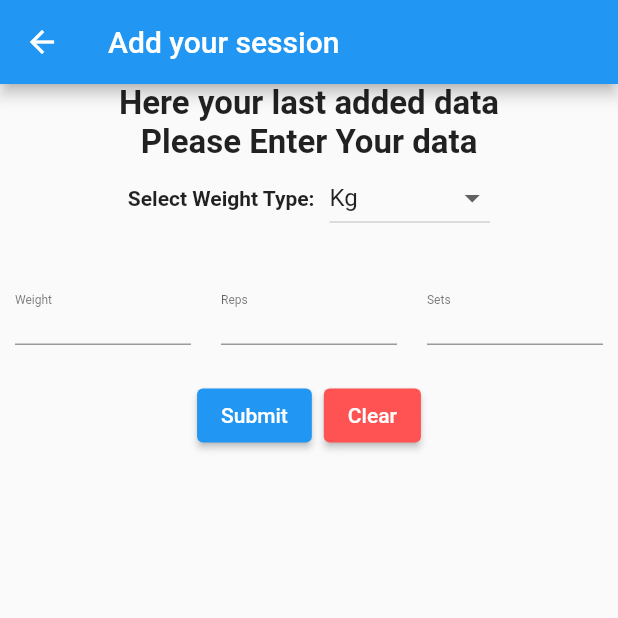
After one commit to souravlayek/fitness-tracker-personal, a Flutter app: the AddSession screen opened by its route, on a phone screen of 412 x 824 dp, the top half of it. The commit adds this screen. Run offline on Flutter 3.47's test engine with Material 2 defaults, Android fonts, the phone set to English and light mode, and no system bars; drawn by our look-alikes of velocity_x; our stand-ins replace firebase_core; accounts and stored records are empty.

Commit message:
added form to add basic data

```diff
--- /dev/null
+++ b/lib/components/smallWidgets/workout_input_form.dart
@@ -0,0 +1,99 @@
+import 'package:flutter/material.dart';
+import 'package:velocity_x/velocity_x.dart';
+import 'package:workout_tracker/data/workout.modal.dart';
+
+class WorkoutInputForm extends StatefulWidget {
+  final Function handleSubmit;
+  const WorkoutInputForm({Key? key, required this.handleSubmit})
+      : super(key: key);
+
+  @override
+  _WorkoutInputFormState createState() => _WorkoutInputFormState();
+}
+
+class _WorkoutInputFormState extends State<WorkoutInputForm> {
+  final GlobalKey<FormState> _formKey = GlobalKey<FormState>();
+  WeightType selectedWeight = WeightType.kg;
+  TextEditingController weight = TextEditingController();
+  TextEditingController reps = TextEditingController();
+  TextEditingController sets = TextEditingController();
+
+  void sendData() {
+    TrackingData trackingData = TrackingData(
+        weight: Weight(weight: int.parse(weight.text), type: selectedWeight),
+        reps: int.parse(reps.text),
+        sets: int.parse(sets.text));
+    widget.handleSubmit(trackingData);
+  }
+
+  @override
+  Widget build(BuildContext context) {
+    return SingleChildScrollView(
+      child: Form(
+        key: _formKey,
+        child: [
+          "Please Enter Your data".text.bold.size(22).makeCentered(),
+          [
+            "Select Weight Type:".text.semiBold.make(),
+            const SizedBox(
+              width: 10,
+            ),
+            DropdownButton<WeightType>(
+                value: selectedWeight,
+                items: WeightType.values.map((WeightType weightType) {
+                  return DropdownMenuItem<WeightType>(
+                      value: weightType,
+                      child: ((weightType.toString().split('.').elementAt(1))
+                          .text
+                          .capitalize
+                          .make()));
+                }).toList(),
+                onChanged: (x) {
+                  selectedWeight = x as WeightType;
+                })
+          ].row(),
+          [
+            Expanded(
+                child: TextFormField(
+              controller: weight,
+              decoration: InputDecoration(label: "Weight".text.size(8).make()),
+              keyboardType: TextInputType.number,
+            )),
+            const SizedBox(
+              width: 20,
+            ),
+            Expanded(
+                child: TextFormField(
+              controller: reps,
+              decoration: InputDecoration(label: "Reps".text.size(8).make()),
+              keyboardType: TextInputType.number,
+            )),
+            const SizedBox(
+              width: 20,
+            ),
+            Expanded(
+                child: TextFormField(
+              controller: sets,
+              decoration: InputDecoration(label: "Sets".text.size(8).make()),
+              keyboardType: TextInputType.number,
+            )),
+          ].row().pSymmetric(h: 10, v: 15),
+          ButtonBar(
+            alignment: MainAxisAlignment.center,
+            children: [
+              ElevatedButton(onPressed: sendData, child: "Submit".text.make()),
+              ElevatedButton(
+                  style: ButtonStyle(
+                      backgroundColor:
+                          MaterialStateProperty.all(Colors.redAccent)),
+                  onPressed: () {
+                    print("Cleared");
+                  },
+                  child: "Clear".text.make())
+            ],
+          )
+        ].column(),
+      ),
+    );
+  }
+}
--- a/lib/data/workout.modal.dart
+++ b/lib/data/workout.modal.dart
@@ -2,7 +2,7 @@ import 'dart:convert';
 
 import 'package:flutter/foundation.dart';
 
-enum WeightType { number, kg, pound }
+enum WeightType { number, kg, pound, bodyWeight }
 
 class WorkOut {
   final String id;
--- a/lib/main.dart
+++ b/lib/main.dart
@@ -1,5 +1,6 @@
 import 'package:firebase_core/firebase_core.dart';
 import 'package:flutter/material.dart';
+import 'package:workout_tracker/screens/addSession.dart';
 import 'package:workout_tracker/screens/details.dart';
 import 'package:workout_tracker/screens/homepage.dart';
 import 'package:workout_tracker/utils/routes.dart';
@@ -24,6 +25,7 @@ class MyApp extends StatelessWidget {
         "/": (context) => MyHomePage(),
         MyRoute.homeRoute: (context) => MyHomePage(),
         MyRoute.detailsRoute: (context) => DetailsPage(),
+        MyRoute.addSessionRoute: (context) => AddSession(),
       },
     );
   }
--- /dev/null
+++ b/lib/screens/addSession.dart
@@ -0,0 +1,43 @@
+import 'package:flutter/material.dart';
+import 'package:velocity_x/velocity_x.dart';
+import 'package:workout_tracker/components/pageWidgets/detailsPage/each_set_row.dart';
+import 'package:workout_tracker/components/smallWidgets/workout_input_form.dart';
+import 'package:workout_tracker/data/workout.modal.dart';
+import 'package:workout_tracker/utils/helperFunction.dart';
+
+class AddSession extends StatefulWidget {
+  const AddSession({Key? key}) : super(key: key);
+
+  @override
+  State<AddSession> createState() => _AddSessionState();
+}
+
+class _AddSessionState extends State<AddSession> {
+  List<TrackingData> trackingDatas = [];
+  @override
+  Widget build(BuildContext context) {
+    return Scaffold(
+      appBar: AppBar(
+        title: "Add your session".text.make(),
+      ),
+      body: Column(
+        children: [
+          [
+            "Here your last added data".text.bold.size(22).makeCentered(),
+            ...trackingDatas
+                .map((e) => EachSetRow(
+                    weightTaken: getWeightTakenWithUnit(e),
+                    reps: e.reps.toString(),
+                    sets: e.sets.toString()))
+                .toList(),
+          ].column(),
+          WorkoutInputForm(
+            handleSubmit: (TrackingData data) {
+              print(data.toString());
+            },
+          )
+        ],
+      ),
+    );
+  }
+}
--- a/lib/screens/details.dart
+++ b/lib/screens/details.dart
@@ -3,6 +3,7 @@ import 'package:velocity_x/velocity_x.dart';
 import 'package:workout_tracker/components/pageWidgets/detailsPage/my_workout_details_card.dart';
 import 'package:workout_tracker/data/workout.modal.dart';
 import 'package:workout_tracker/utils/helperFunction.dart';
+import 'package:workout_tracker/utils/routes.dart';
 
 class DetailsPage extends StatelessWidget {
   const DetailsPage({Key? key}) : super(key: key);
@@ -18,6 +19,14 @@ class DetailsPage extends StatelessWidget {
     return Scaffold(
       appBar: AppBar(
         title: (myWorkout.workoutName).text.make(),
+        actions: [
+          IconButton(
+              onPressed: () {
+                Navigator.pushNamed(context, MyRoute.addSessionRoute,
+                    arguments: <String, String>{"id": myWorkout.id});
+              },
+              icon: const Icon(Icons.add))
+        ],
       ),
       body: ListView.builder(
         itemCount: myWorkoutData.length,
@@ -28,3 +37,38 @@ class DetailsPage extends StatelessWidget {
     );
   }
 }
+
+
+// "blog".text.makeCentered().onInkTap(() {
+//                 Navigator.pop(context);
+//               }),
+  // void _showModalBottomSheet(BuildContext context) {
+  //   showModalBottomSheet(
+  //       context: context,
+  //       builder: (BuildContext context) {
+  //         return Wrap(children: [
+  //           Container(
+  //             padding: EdgeInsets.zero,
+  //             height: context.screenHeight * 0.9,
+  //             child: [
+  //               [
+  //                 IconButton(
+  //                     onPressed: () {
+  //                       Navigator.pop(context);
+  //                     },
+  //                     icon: Icon(Icons.close))
+  //               ]
+  //                   .row(alignment: MainAxisAlignment.end)
+  //                   .box
+  //                   .make()
+  //                   .w(double.infinity),
+  //               WorkoutInputForm(
+  //                 count: 1,
+  //               ),
+  //             ].column(),
+  //           )
+  //         ]);
+  //       },
+  //       isDismissible: false,
+  //       isScrollControlled: true);
+  // }
--- a/lib/utils/helperFunction.dart
+++ b/lib/utils/helperFunction.dart
@@ -25,6 +25,8 @@ String getWeightTakenWithUnit(TrackingData trackingData) {
       return "${trackingData.weight.weight.toString()} nos";
     case WeightType.pound:
       return "${trackingData.weight.weight.toString()} lb";
+    case WeightType.bodyWeight:
+      return "No weight";
     default:
       return "";
   }
--- a/lib/utils/routes.dart
+++ b/lib/utils/routes.dart
@@ -1,4 +1,5 @@
 class MyRoute {
   static String homeRoute = "/home";
   static String detailsRoute = "/details";
+  static String addSessionRoute = "/addSession";
 }
```
